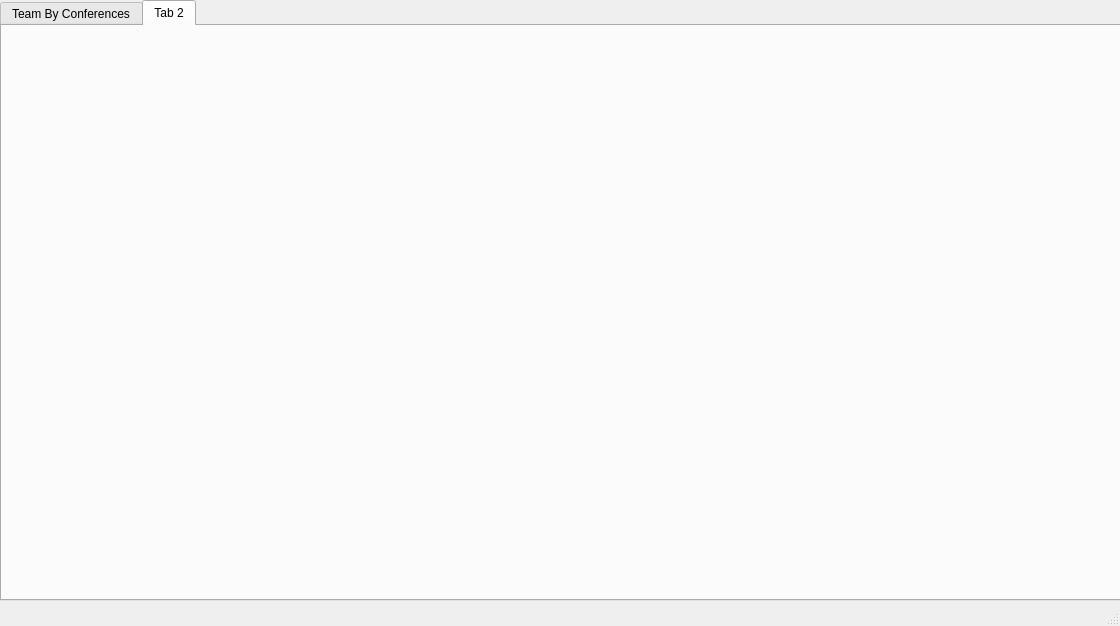
First picture: the form in mainwindow.ui, repository OneEcho/NFL-Football-Project, before the edit.
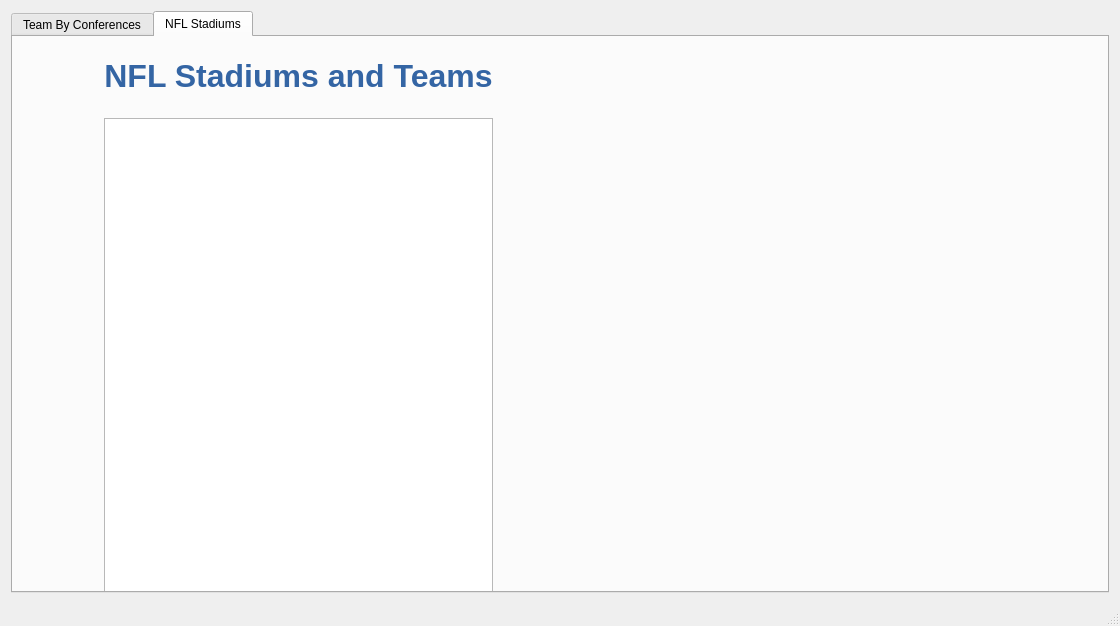
Second picture: the form after the edit. The open tabs and pages were chosen to show the change.

Commit message: add a table to second tab that displays football teams and stadium names sorted by stadium name

```diff
--- a/mainwindow.ui
+++ b/mainwindow.ui
@@ -14,14 +14,11 @@
    <string>MainWindow</string>
   </property>
   <widget class="QWidget" name="centralWidget">
+   <layout class="QGridLayout" name="gridLayout_2">
+    <item row="0" column="1">
    <widget class="QTabWidget" name="tabWidget">
-    <property name="geometry">
-     <rect>
-      <x>0</x>
-      <y>0</y>
-      <width>1121</width>
-      <height>601</height>
-     </rect>
+      <property name="currentIndex">
+       <number>1</number>
     </property>
     <widget class="QWidget" name="Conference">
      <attribute name="title">
@@ -89,10 +86,51 @@
     </widget>
     <widget class="QWidget" name="tab_2">
      <attribute name="title">
-      <string>Tab 2</string>
-     </attribute>
-    </widget>
-   </widget>
+        <string>NFL Stadiums</string>
+       </attribute>
+       <widget class="QWidget" name="verticalLayoutWidget">
+        <property name="geometry">
+         <rect>
+          <x>80</x>
+          <y>70</y>
+          <width>411</width>
+          <height>521</height>
+         </rect>
+        </property>
+        <layout class="QVBoxLayout" name="verticalLayout_2">
+         <item>
+          <widget class="QTableView" name="StadiumTableView"/>
+         </item>
+        </layout>
+       </widget>
+       <widget class="QWidget" name="horizontalLayoutWidget">
+        <property name="geometry">
+         <rect>
+          <x>80</x>
+          <y>10</y>
+          <width>411</width>
+          <height>51</height>
+         </rect>
+        </property>
+        <layout class="QHBoxLayout" name="horizontalLayout_2">
+         <item>
+          <widget class="QLabel" name="label">
+           <property name="text">
+            <string>&lt;html&gt;&lt;head/&gt;&lt;body&gt;&lt;p&gt;&lt;span style=&quot; font-size:24pt; font-weight:600; text-decoration: underline; color:#3465a4;&quot;&gt;NFL Stadiums and Teams&lt;/span&gt;&lt;/p&gt;&lt;/body&gt;&lt;/html&gt;</string>
+           </property>
+           <property name="alignment">
+            <set>Qt::AlignCenter</set>
+           </property>
+          </widget>
+         </item>
+        </layout>
+       </widget>
+      </widget>
+     </widget>
+    </item>
+   </layout>
+   <zorder>StadiumTableView</zorder>
+   <zorder>tabWidget</zorder>
   </widget>
   <widget class="QMenuBar" name="menuBar">
    <property name="geometry">
```
Left out of the diff: 4 changed lines with no effect on the pictures. Lines whose indentation alone changed are shown as unchanged. The commit also changes 2 other files.
